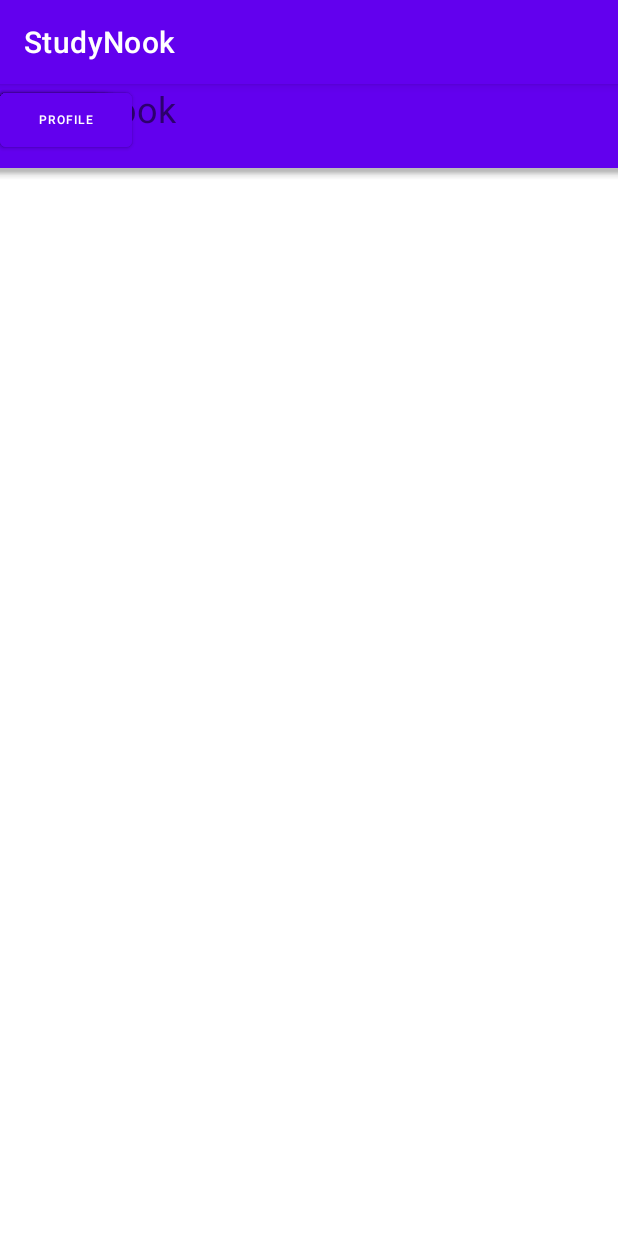
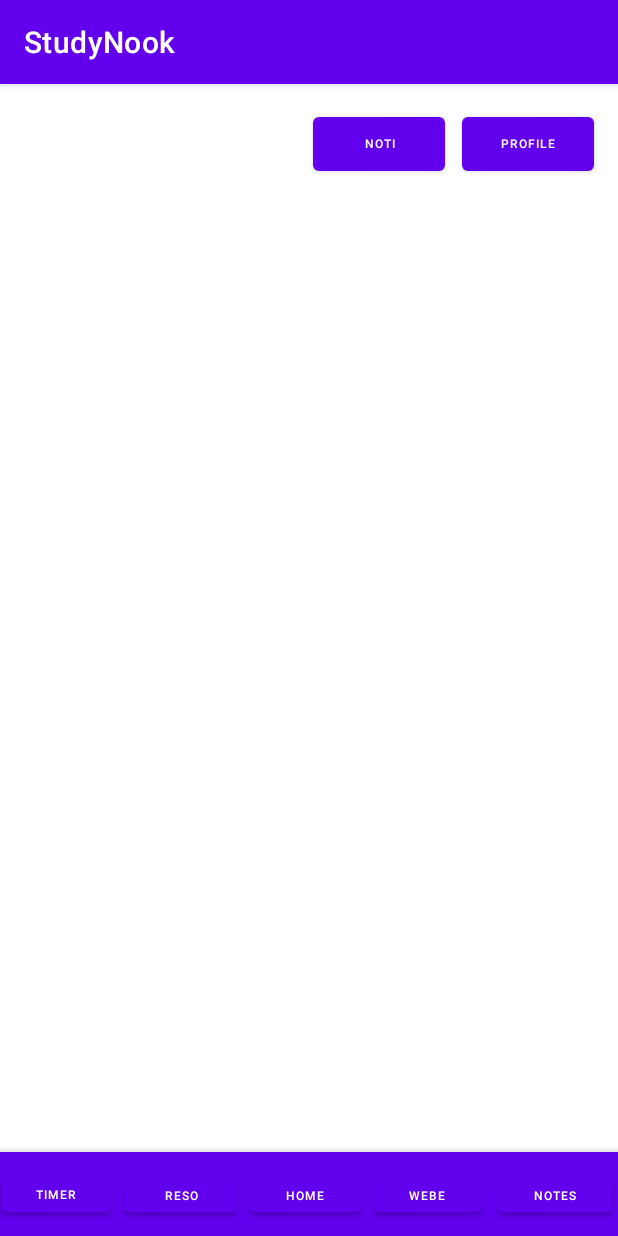
Before and after one commit to MalihaMim/TheExamApp, an Android app: the screen it shows after launch (MainActivity before the commit, CreatePage after it), on a phone screen of 412 x 824 dp. Run offline under Robolectric (Android 15) with nearby library versions, the phone set to English and light mode, and no system bars.

Commit message:
Create Page

```diff
--- a/app/src/main/AndroidManifest.xml
+++ b/app/src/main/AndroidManifest.xml
@@ -9,14 +9,20 @@
         android:roundIcon="@mipmap/ic_launcher_round"
         android:supportsRtl="true"
         android:theme="@style/Theme.StudyNook">
-        <activity android:name=".ProfilePage"></activity>
+        <activity android:name=".CreatePage">
+            <intent-filter>
+                <action android:name="android.intent.action.MAIN" />
+
+                <category android:name="android.intent.category.LAUNCHER" />
+            </intent-filter>
+        </activity>
         <activity android:name=".FoodPage" />
         <activity android:name=".FitnessPage" />
         <activity android:name=".MentalHealthPage" />
         <activity android:name=".WellbeingPage" />
         <activity android:name=".FlashcardPage" />
         <activity android:name=".NotePage" />
-        <activity android:name=".CreatePage" />
+        <activity android:name=".SignUpPage" />
         <activity android:name=".TutorialPage" />
         <activity android:name=".ReferencePage" />
         <activity android:name=".LibraryPage" />
@@ -26,14 +32,10 @@
         <activity android:name=".PlannerPage" />
         <activity android:name=".CalendarPage" />
         <activity android:name=".SchedulingPage" />
-        <activity android:name=".SignUpPage" />
+        <activity android:name=".ProfilePage" />
         <activity android:name=".LoginPage" />
         <activity android:name=".MainActivity">
-            <intent-filter>
-                <action android:name="android.intent.action.MAIN" />
 
-                <category android:name="android.intent.category.LAUNCHER" />
-            </intent-filter>
         </activity>
     </application>
 
--- a/app/src/main/java/com/example/studynook/CreatePage.java
+++ b/app/src/main/java/com/example/studynook/CreatePage.java
@@ -3,12 +3,27 @@ package com.example.studynook;
 import androidx.appcompat.app.AppCompatActivity;
 
 import android.os.Bundle;
+import android.widget.Button;
+
+import com.google.android.material.bottomappbar.BottomAppBar;
 
 public class CreatePage extends AppCompatActivity {
+
+    private Button notiifications, profile, timer, resources, home, wellBeing, notes;
+    private BottomAppBar bottom;
 
     @Override
     protected void onCreate(Bundle savedInstanceState) {
         super.onCreate(savedInstanceState);
         setContentView(R.layout.activity_create_page);
+
+        notiifications = findViewById(R.id.notifications);
+        profile = findViewById(R.id.profile);
+        timer = findViewById(R.id.clock);
+        resources = findViewById(R.id.resources);
+        home = findViewById(R.id.homeButton);
+        wellBeing = findViewById(R.id.wellBeing);
+        notes = findViewById(R.id.notes);
+        bottom = findViewById(R.id.bottomAppBar5);
     }
 }
--- a/app/src/main/java/com/example/studynook/LoginPage.java
+++ b/app/src/main/java/com/example/studynook/LoginPage.java
@@ -37,7 +37,7 @@ public class LoginPage extends AppCompatActivity {
                 String userId = username.getText().toString();
                 String userPw = password.getText().toString();
 
-                Intent intent = new Intent(LoginPage.this, MainActivity.class);
+                Intent intent = new Intent(LoginPage.this, CreatePage.class);
                 startActivity(intent);
             }
         });
--- a/app/src/main/res/layout/activity_create_page.xml
+++ b/app/src/main/res/layout/activity_create_page.xml
@@ -7,84 +7,120 @@
     tools:context=".CreatePage">
 
     <Button
-        android:id="@+id/Clock"
-        android:layout_width="66dp"
-        android:layout_height="34dp"
+        android:id="@+id/clock"
+        android:layout_width="74dp"
+        android:layout_height="35dp"
+        android:layout_marginEnd="337dp"
+        android:layout_marginRight="337dp"
+        android:layout_marginBottom="10dp"
         android:text="TImer"
         android:textSize="8sp"
-        tools:layout_editor_absoluteX="1dp"
-        tools:layout_editor_absoluteY="695dp" />
+        android:visibility="visible"
+        app:layout_constraintBottom_toBottomOf="parent"
+        app:layout_constraintEnd_toEndOf="parent"
+        app:layout_constraintStart_toStartOf="parent" />
 
     <Button
-        android:id="@+id/Resources"
+        android:id="@+id/resources"
+        android:layout_width="76dp"
+        android:layout_height="34dp"
+        android:layout_marginStart="8dp"
+        android:layout_marginLeft="8dp"
+        android:layout_marginEnd="253dp"
+        android:layout_marginRight="253dp"
+        android:layout_marginBottom="10dp"
+        android:text="Reso"
+        android:textSize="8sp"
+        app:layout_constraintBottom_toBottomOf="parent"
+        app:layout_constraintEnd_toEndOf="parent"
+        app:layout_constraintStart_toEndOf="@+id/clock" />
+
+    <Button
+        android:id="@+id/homeButton"
+        android:layout_width="74dp"
+        android:layout_height="34dp"
+        android:layout_marginStart="8dp"
+        android:layout_marginLeft="8dp"
+        android:layout_marginEnd="171dp"
+        android:layout_marginRight="171dp"
+        android:layout_marginBottom="10dp"
+        android:text="Home"
+        android:textSize="8sp"
+        app:layout_constraintBottom_toBottomOf="parent"
+        app:layout_constraintEnd_toEndOf="parent"
+        app:layout_constraintStart_toEndOf="@+id/resources" />
+
+    <Button
+        android:id="@+id/wellBeing"
         android:layout_width="72dp"
         android:layout_height="33dp"
-        android:text="Reso"
+        android:layout_marginStart="8dp"
+        android:layout_marginLeft="8dp"
+        android:layout_marginEnd="77dp"
+        android:layout_marginRight="77dp"
+        android:layout_marginBottom="10dp"
+        android:text="WeBe"
         android:textSize="8sp"
-        tools:layout_editor_absoluteX="74dp"
-        tools:layout_editor_absoluteY="696dp" />
+        app:layout_constraintBottom_toBottomOf="parent"
+        app:layout_constraintEnd_toEndOf="parent"
+        app:layout_constraintHorizontal_bias="0.0"
+        app:layout_constraintStart_toEndOf="@+id/homeButton" />
 
     <Button
-        android:id="@+id/Home"
-        android:layout_width="74dp"
-        android:layout_height="34dp"
-        android:text="Home"
-        android:textSize="8sp"
-        tools:layout_editor_absoluteX="153dp"
-        tools:layout_editor_absoluteY="695dp" />
-
-    <Button
-        android:id="@+id/WellBeing"
-        android:layout_width="86dp"
-        android:layout_height="33dp"
-        android:text="WeBe"
-        android:textSize="8sp"
-        tools:layout_editor_absoluteX="234dp"
-        tools:layout_editor_absoluteY="696dp" />
-
-    <Button
-        android:id="@+id/Notes"
+        android:id="@+id/notes"
         android:layout_width="77dp"
         android:layout_height="34dp"
+        android:layout_marginStart="10dp"
+        android:layout_marginLeft="10dp"
+        android:layout_marginEnd="4dp"
+        android:layout_marginRight="4dp"
+        android:layout_marginBottom="10dp"
         android:text="Notes"
         android:textSize="8sp"
-        tools:layout_editor_absoluteX="326dp"
-        tools:layout_editor_absoluteY="695dp" />
-
-    <com.google.android.material.bottomappbar.BottomAppBar
-        android:id="@+id/bottomAppBar3"
-        style="@style/Widget.MaterialComponents.BottomAppBar.Colored"
-        android:layout_width="match_parent"
-        android:layout_height="wrap_content"
-        android:layout_gravity="bottom"
-        tools:layout_editor_absoluteX="0dp"
-        tools:layout_editor_absoluteY="673dp" />
-
-    <TextView
-        android:id="@+id/textView"
-        android:layout_width="wrap_content"
-        android:layout_height="wrap_content"
-        android:text="StudyNook"
-        android:textSize="24sp"
-        tools:layout_editor_absoluteX="25dp"
-        tools:layout_editor_absoluteY="16dp" />
+        app:layout_constraintBottom_toBottomOf="parent"
+        app:layout_constraintEnd_toEndOf="parent"
+        app:layout_constraintStart_toEndOf="@+id/wellBeing" />
 
     <Button
         android:id="@+id/notifications"
         android:layout_width="wrap_content"
         android:layout_height="wrap_content"
+        android:layout_marginStart="208dp"
+        android:layout_marginLeft="208dp"
+        android:layout_marginTop="16dp"
+        android:layout_marginEnd="11dp"
+        android:layout_marginRight="11dp"
         android:text="Noti"
         android:textSize="8sp"
-        tools:layout_editor_absoluteX="210dp"
-        tools:layout_editor_absoluteY="8dp" />
+        app:layout_constraintEnd_toStartOf="@+id/profile"
+        app:layout_constraintHorizontal_bias="1.0"
+        app:layout_constraintStart_toStartOf="parent"
+        app:layout_constraintTop_toTopOf="parent" />
 
     <Button
         android:id="@+id/profile"
         android:layout_width="wrap_content"
         android:layout_height="wrap_content"
+        android:layout_marginStart="307dp"
+        android:layout_marginLeft="307dp"
+        android:layout_marginTop="16dp"
+        android:layout_marginEnd="16dp"
+        android:layout_marginRight="16dp"
         android:text="Profile"
         android:textSize="8sp"
-        tools:layout_editor_absoluteX="302dp"
-        tools:layout_editor_absoluteY="10dp" />
+        app:layout_constraintEnd_toEndOf="parent"
+        app:layout_constraintStart_toStartOf="parent"
+        app:layout_constraintTop_toTopOf="parent" />
+
+    <com.google.android.material.bottomappbar.BottomAppBar
+        android:id="@+id/bottomAppBar5"
+        style="@style/Widget.MaterialComponents.BottomAppBar.Colored"
+        android:layout_width="match_parent"
+        android:layout_height="wrap_content"
+        android:layout_gravity="bottom"
+        app:layout_constraintBottom_toBottomOf="parent"
+        app:layout_constraintEnd_toEndOf="parent"
+        app:layout_constraintHorizontal_bias="0.0"
+        app:layout_constraintStart_toStartOf="parent" />
 
 </androidx.constraintlayout.widget.ConstraintLayout>
```
